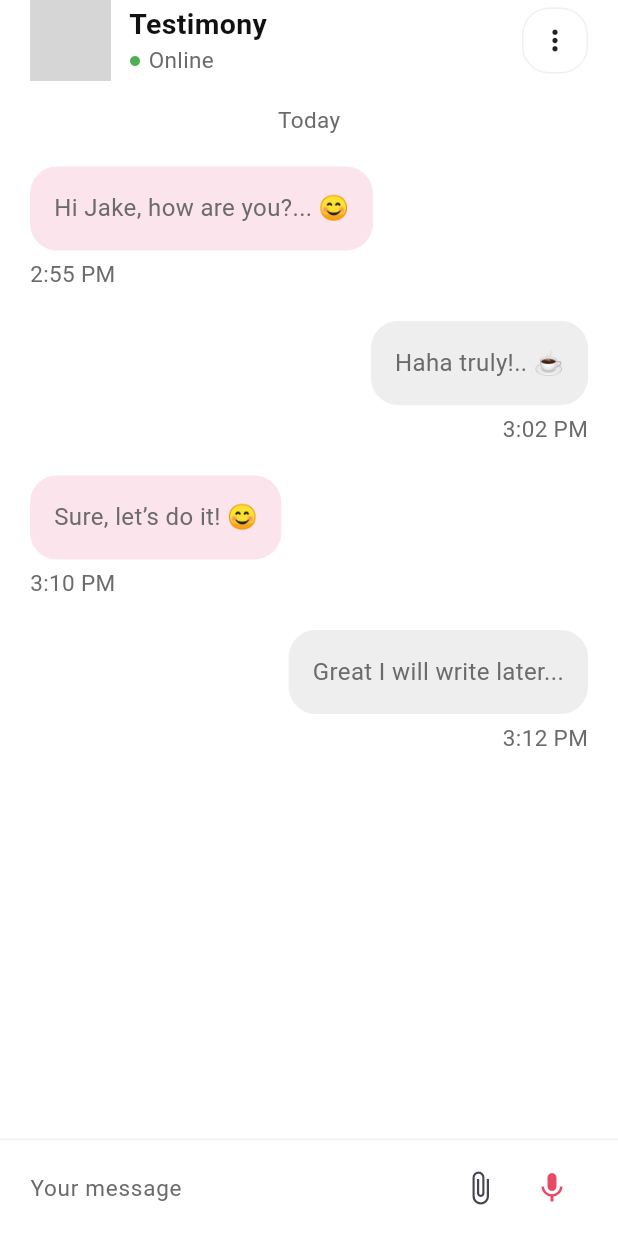
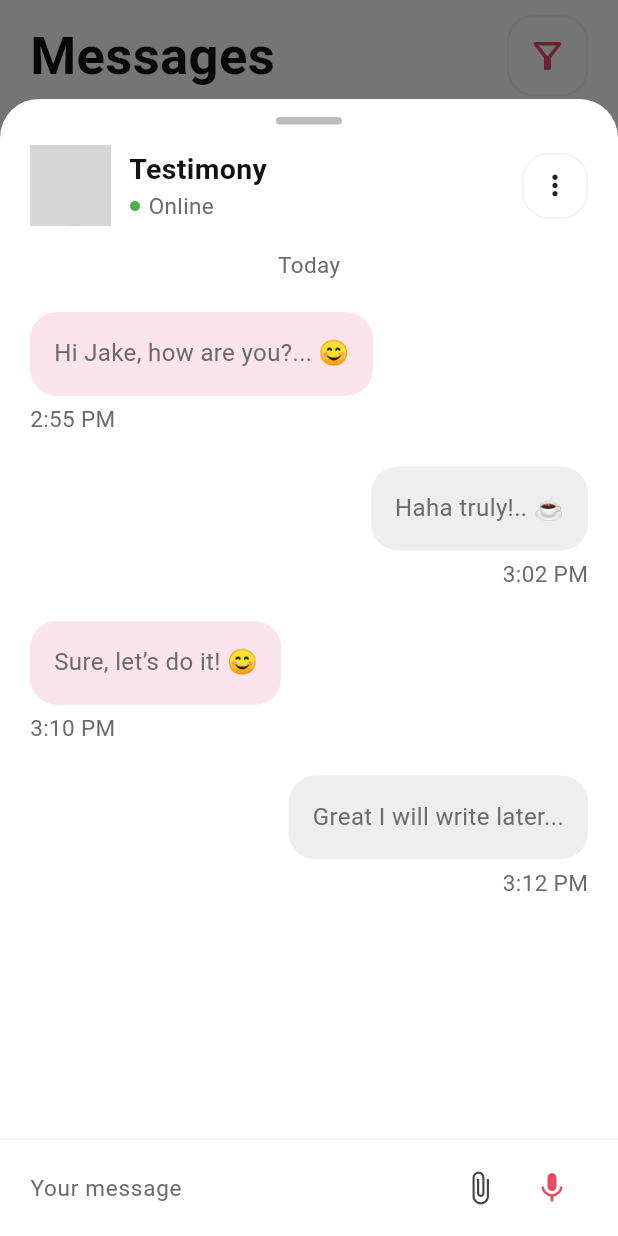
Before and after one commit to TechieChuks/flutter-dating-app-ui-kit-showcase, a Flutter app: the MessagesScreen screen opened directly, after a tap on "Testimony", on a phone screen of 412 x 824 dp. Run offline on Flutter 3.47's test engine with Material 3 defaults, Android fonts, the phone set to English and light mode, and no system bars; our stand-ins replace cached_network_image; network calls fail; Roboto replaces fonts that are missing (System); grey boxes are pictures that could not be loaded.

Commit message:
Refactored chat UI and fix message bubble alignment issues

```diff
--- a/lib/screens/favourites_match_Screen/favourite_match_screen.dart
+++ b/lib/screens/favourites_match_Screen/favourite_match_screen.dart
@@ -6,7 +6,7 @@ import '../../theme/app_colors.dart';
 import '../../theme/app_text_styles.dart';
 
 class FavMatchesScreen extends StatelessWidget {
-  const FavMatchesScreen({Key? key}) : super(key: key);
+  const FavMatchesScreen({super.key});
 
   @override
   Widget build(BuildContext context) {
--- a/lib/screens/favourites_match_Screen/match_card.dart
+++ b/lib/screens/favourites_match_Screen/match_card.dart
@@ -7,7 +7,7 @@ import '../../theme/app_text_styles.dart';
 class MatchCard extends StatelessWidget {
   final MatchUser user;
 
-  const MatchCard({Key? key, required this.user}) : super(key: key);
+  const MatchCard({super.key, required this.user});
 
   @override
   Widget build(BuildContext context) {
--- a/lib/screens/favourites_match_Screen/messges_screen/messages_chat_screen.dart
+++ b/lib/screens/favourites_match_Screen/messges_screen/messages_chat_screen.dart
@@ -2,17 +2,34 @@ import 'package:datingapp/theme/app_colors.dart';
 import 'package:datingapp/theme/app_text_styles.dart';
 import 'package:flutter/material.dart';
 
-class ChatScreen extends StatelessWidget {
+class ChatSheet extends StatelessWidget {
   final String name;
   final String img;
 
-  const ChatScreen({super.key, required this.name, required this.img});
+  const ChatSheet({super.key, required this.name, required this.img});
 
   @override
   Widget build(BuildContext context) {
-    return Scaffold(
-      backgroundColor: AppColors.background,
-      body: SafeArea(
+    return Container(
+      height: MediaQuery.of(context).size.height * 0.92,
+      decoration: const BoxDecoration(
+        color: Colors.white,
+        borderRadius: BorderRadius.vertical(top: Radius.circular(26)),
+      ),
+      child: Column(
+        children: [
+          const SizedBox(height: 12),
+          Container(
+            width: 44,
+            height: 5,
+            decoration: BoxDecoration(
+              color: Colors.grey[400],
+              borderRadius: BorderRadius.circular(12),
+            ),
+          ),
+          const SizedBox(height: 14),
+
+          Expanded(
             child: Column(
               children: [
                 _buildHeader(),
@@ -22,7 +39,9 @@ class ChatScreen extends StatelessWidget {
                   child: ListView(
                     padding: const EdgeInsets.symmetric(horizontal: 20),
                     children: [
-                  Center(child: Text("Today", style: AppTextStyles.subtitle)),
+                      Center(
+                        child: Text("Today", style: AppTextStyles.subtitle),
+                      ),
                       const SizedBox(height: 20),
                       _buildIncoming("Hi Jake, how are you?... 😊", "2:55 PM"),
                       const SizedBox(height: 20),
@@ -34,10 +53,11 @@ class ChatScreen extends StatelessWidget {
                     ],
                   ),
                 ),
-
                 _buildInputBar(),
               ],
             ),
+          ),
+        ],
       ),
     );
   }
--- a/lib/screens/favourites_match_Screen/messges_screen/messages_screen.dart
+++ b/lib/screens/favourites_match_Screen/messges_screen/messages_screen.dart
@@ -4,7 +4,7 @@ import 'package:datingapp/theme/app_text_styles.dart';
 import 'package:flutter/material.dart';
 
 class MessagesScreen extends StatelessWidget {
-  const MessagesScreen({Key? key}) : super(key: key);
+  const MessagesScreen({super.key});
 
   final List<Map<String, dynamic>> activities = const [
     {"name": "You", "img": "assets/images/p1.jpg"},
@@ -169,12 +169,27 @@ class MessagesScreen extends StatelessWidget {
 
   Widget _buildMessageTile(BuildContext context, Map msg) {
     return InkWell(
-      onTap: () => Navigator.push(
-        context,
-        MaterialPageRoute(
-          builder: (_) => ChatScreen(name: msg["name"], img: msg["img"]),
-        ),
-      ),
+      // onTap: () => Navigator.push(
+      //   context,
+      //   MaterialPageRoute(
+      //     builder: (_) => ChatScreen(name: msg["name"], img: msg["img"]),
+      //   ),
+      // ),
+      onTap: () {
+        showModalBottomSheet(
+          context: context,
+          isScrollControlled: true,
+          backgroundColor: Colors.transparent,
+          useRootNavigator: true,
+          builder: (context) => DraggableScrollableSheet(
+            initialChildSize: 0.92,
+            minChildSize: 0.70,
+            maxChildSize: 0.98,
+            builder: (_, controller) =>
+                ChatSheet(name: msg["name"], img: msg["img"]),
+          ),
+        );
+      },
       child: Column(
         children: [
           Row(
```
Lines whose indentation alone changed are shown as unchanged.
